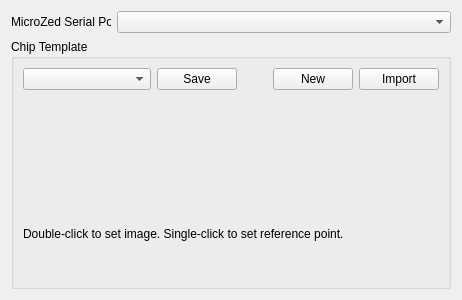
kkrizka/chister, file src/SwissHCCPreferencesForm.ui: the form before one commit.
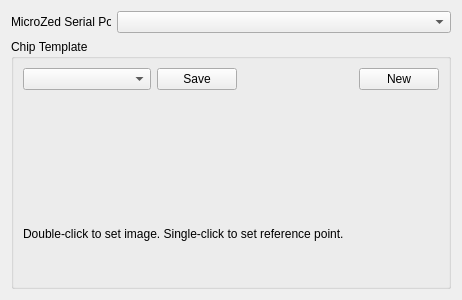
The form after the commit. Custom widgets are drawn as their Qt base class.

Commit message: Add SwissHCC template loading.

Diff of the .ui file:
```diff
--- a/src/SwissHCCPreferencesForm.ui
+++ b/src/SwissHCCPreferencesForm.ui
@@ -79,13 +79,6 @@
           </property>
          </widget>
         </item>
-        <item>
-         <widget class="QPushButton" name="importPushButton">
-          <property name="text">
-           <string>Import</string>
-          </property>
-         </widget>
-        </item>
        </layout>
       </item>
       <item>
```
The commit also changes 2 other files.
